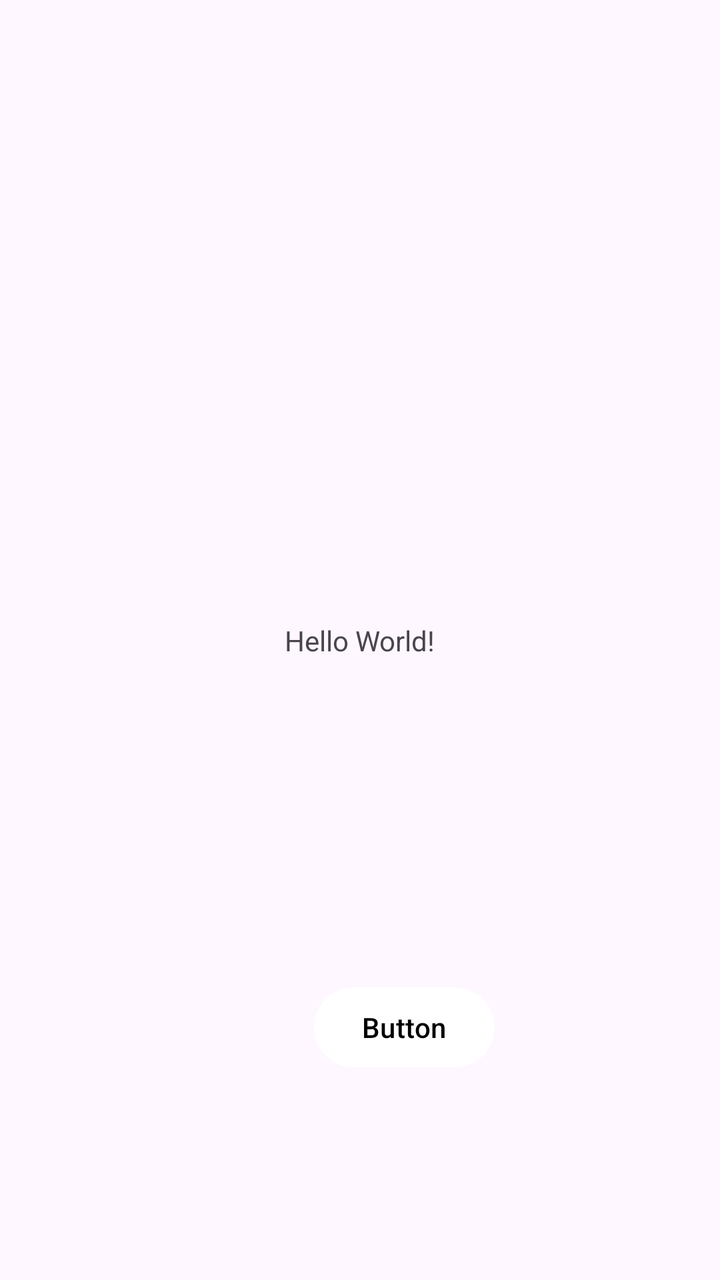
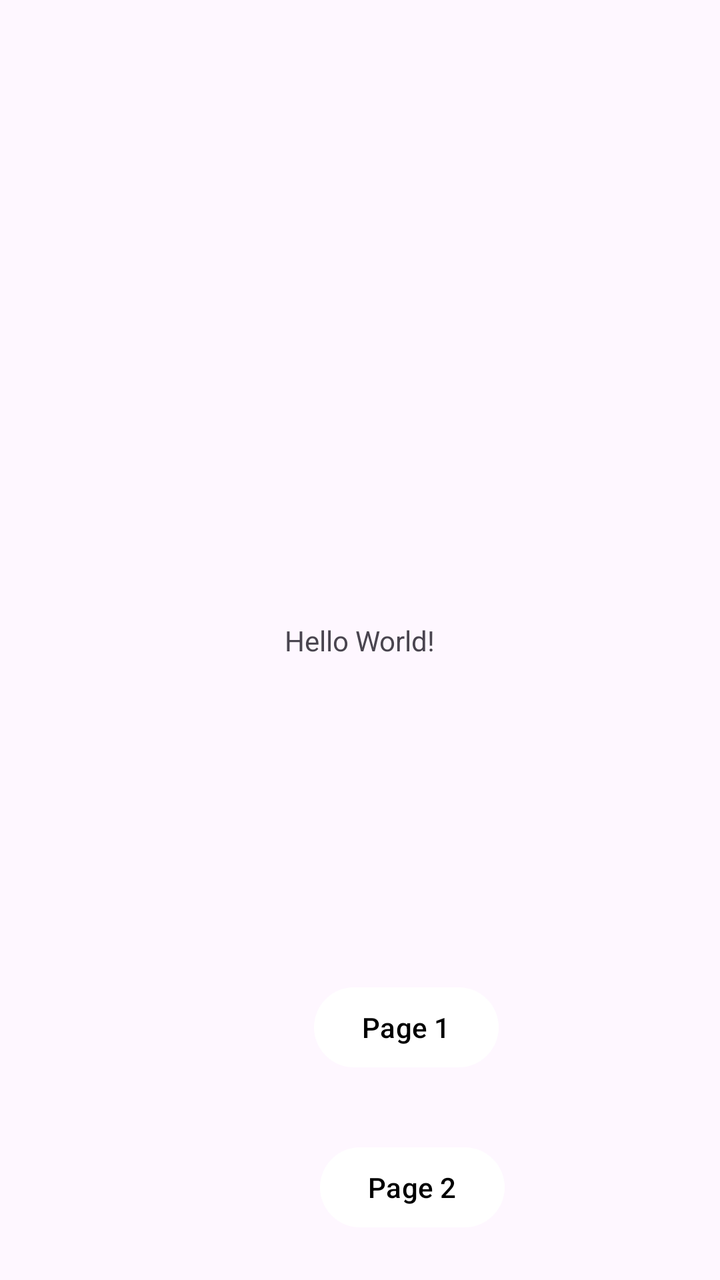

An Android layout rendered at two revisions. The XML below is the earlier revision; the diff shows what the commit changed to produce the second picture.
<!-- AndroidManifest.xml: application theme Theme.ICM_calculator -->
<!-- res/layout/activity_main.xml -->
<?xml version="1.0" encoding="utf-8"?>
<androidx.constraintlayout.widget.ConstraintLayout xmlns:android="http://schemas.android.com/apk/res/android"
    xmlns:app="http://schemas.android.com/apk/res-auto"
    xmlns:tools="http://schemas.android.com/tools"
    android:id="@+id/main"
    android:layout_width="match_parent"
    android:layout_height="match_parent"
    tools:context=".MainActivity">

    <TextView
        android:id="@+id/textView"
        android:layout_width="wrap_content"
        android:layout_height="wrap_content"
        android:text="Hello World!"
        app:layout_constraintBottom_toBottomOf="parent"
        app:layout_constraintEnd_toEndOf="parent"
        app:layout_constraintStart_toStartOf="parent"
        app:layout_constraintTop_toTopOf="parent" />

    <Button
        android:id="@+id/change_page"
        android:layout_width="wrap_content"
        android:layout_height="wrap_content"
        android:layout_marginStart="157dp"
        android:layout_marginTop="160dp"
        android:text="Button"
        app:layout_constraintStart_toStartOf="parent"
        app:layout_constraintTop_toBottomOf="@+id/textView" />

</androidx.constraintlayout.widget.ConstraintLayout>
<!-- resources referenced by this layout -->
<resources>
  <style name="Theme.ICM_calculator" parent="Base.Theme.ICM_calculator" />
  <style name="Base.Theme.ICM_calculator" parent="Theme.Material3.DayNight.NoActionBar">
          <item name="colorPrimary">@color/white</item>
  
          <item name="colorOnPrimary">@color/black</item>
      </style>
  <color name="white">#FFFFFF</color>
  <color name="black">#000000</color>
</resources>

<!-- the commit's change to res/layout/activity_main.xml (unified diff, before → after) -->
@@ -23,7 +23,17 @@
         android:layout_height="wrap_content"
         android:layout_marginStart="157dp"
         android:layout_marginTop="160dp"
-        android:text="Button"
+        android:text="Page 1"
+        app:layout_constraintStart_toStartOf="parent"
+        app:layout_constraintTop_toBottomOf="@+id/textView" />
+
+    <Button
+        android:id="@+id/change_page2"
+        android:layout_width="wrap_content"
+        android:layout_height="wrap_content"
+        android:layout_marginStart="160dp"
+        android:layout_marginTop="240dp"
+        android:text="Page 2"
         app:layout_constraintStart_toStartOf="parent"
         app:layout_constraintTop_toBottomOf="@+id/textView" />
 
